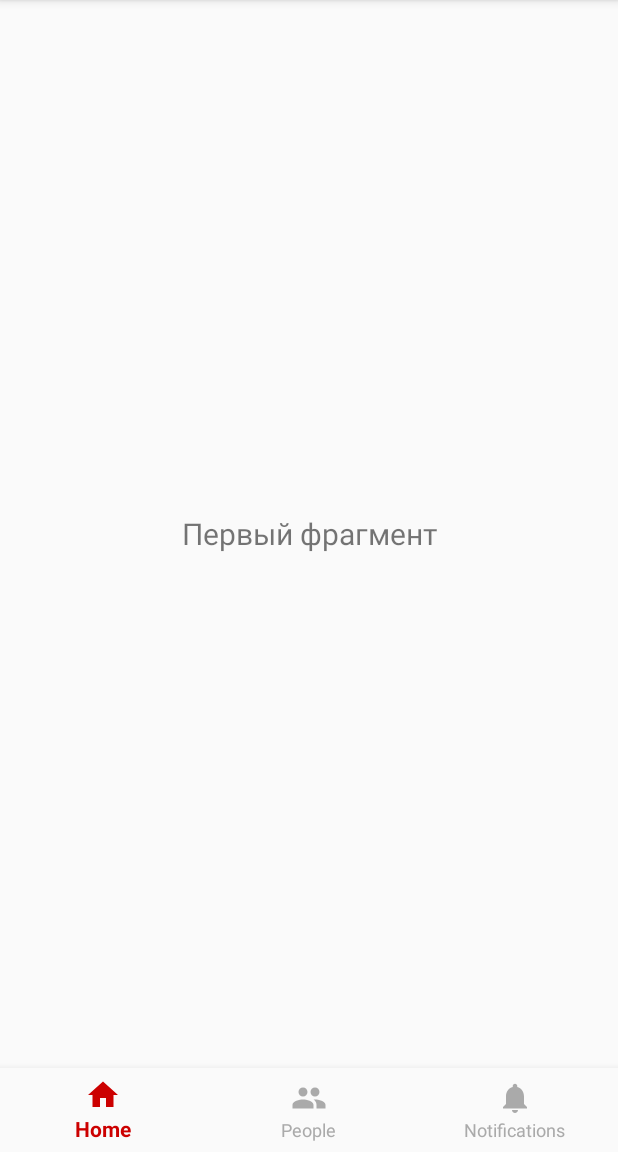
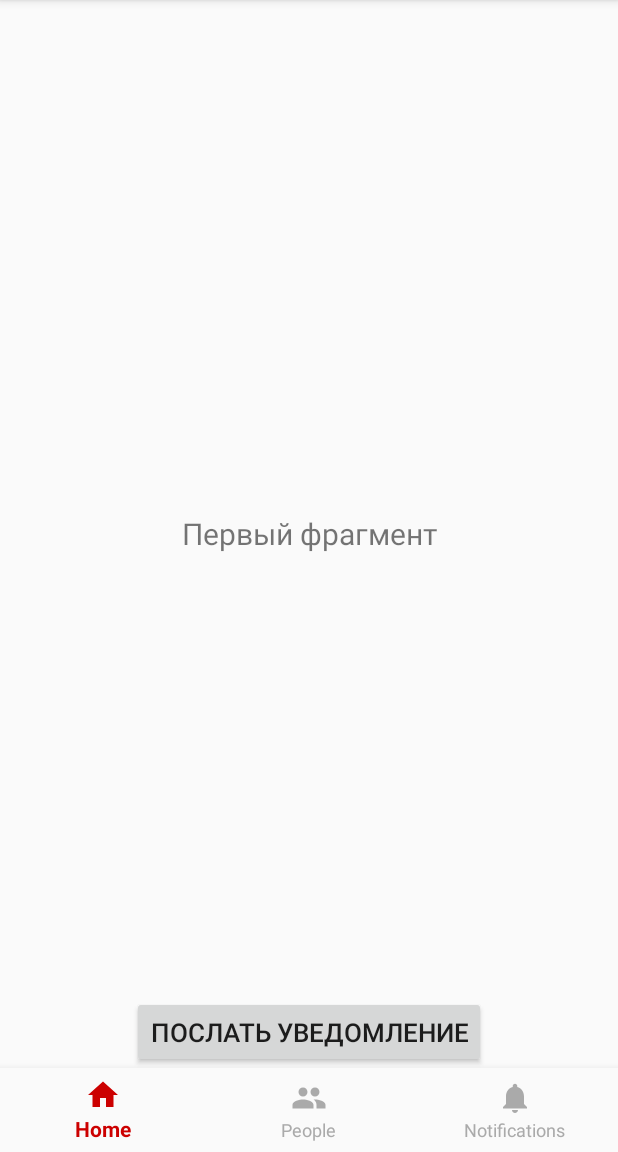
Before and after one commit to Ramiz713/androidHometaskKotlin, an Android app: the screen it shows after launch (MainActivity), on a phone screen of 412 x 824 dp, the part 84-1236 px from its top. Run offline under Robolectric (Android 15) with nearby library versions, the phone set to English and light mode, and no system bars.

```diff
--- a/app/src/main/java/com/itis2018hometask/itis2018hometask/FragmentEmpty.kt
+++ b/app/src/main/java/com/itis2018hometask/itis2018hometask/FragmentEmpty.kt
@@ -1,5 +1,4 @@
 package com.itis2018hometask.itis2018hometask
-
 
 import android.os.Bundle
 import android.support.v4.app.Fragment
--- a/app/src/main/java/com/itis2018hometask/itis2018hometask/FragmentPeople.kt
+++ b/app/src/main/java/com/itis2018hometask/itis2018hometask/FragmentPeople.kt
@@ -1,12 +1,10 @@
 package com.itis2018hometask.itis2018hometask
-
 
 import android.os.Bundle
 import android.support.v4.app.Fragment
 import android.support.v7.widget.LinearLayoutManager
 import android.support.v7.widget.RecyclerView
 import android.view.*
-
 
 class FragmentPeople : Fragment() {
 
--- a/app/src/main/java/com/itis2018hometask/itis2018hometask/FragmentViewPager.kt
+++ b/app/src/main/java/com/itis2018hometask/itis2018hometask/FragmentViewPager.kt
@@ -1,5 +1,4 @@
 package com.itis2018hometask.itis2018hometask
-
 
 import android.os.Bundle
 import android.support.design.widget.TabLayout
@@ -11,11 +10,9 @@ import android.view.LayoutInflater
 import android.view.View
 import android.view.ViewGroup
 
-
 class FragmentViewPager : Fragment() {
 
     fun newInstance(): FragmentViewPager = FragmentViewPager()
-
 
     override fun onCreateView(inflater: LayoutInflater, container: ViewGroup?,
                               savedInstanceState: Bundle?): View? {
--- a/app/src/main/res/layout/fragment_one.xml
+++ b/app/src/main/res/layout/fragment_one.xml
@@ -1,8 +1,9 @@
 <?xml version="1.0" encoding="utf-8"?>
-<FrameLayout xmlns:android="http://schemas.android.com/apk/res/android"
+<android.support.constraint.ConstraintLayout xmlns:android="http://schemas.android.com/apk/res/android"
     xmlns:tools="http://schemas.android.com/tools"
     android:layout_width="match_parent"
     android:layout_height="match_parent"
+    xmlns:app="http://schemas.android.com/apk/res-auto"
     tools:context=".FragmentEmpty">
 
     <TextView
@@ -13,4 +14,14 @@
         android:text="1 фрагмент"
         android:textSize="20sp" />
 
-</FrameLayout>
+    <Button
+        android:id="@+id/notification_btn"
+        android:layout_width="wrap_content"
+        android:layout_height="wrap_content"
+        android:text="Послать уведомление"
+        android:textSize="17sp"
+        app:layout_constraintBottom_toBottomOf="parent"
+        app:layout_constraintLeft_toLeftOf="parent"
+        app:layout_constraintRight_toRightOf="parent" />
+
+</android.support.constraint.ConstraintLayout>
--- a/app/src/main/res/values/styles.xml
+++ b/app/src/main/res/values/styles.xml
@@ -1,5 +1,4 @@
 <resources>
-
     <style name="AppTheme" parent="Theme.AppCompat.Light">
         <item name="colorPrimary">@color/colorPrimary</item>
         <item name="colorPrimaryDark">@color/colorPrimaryDark</item>
```
Also changed, not shown: app/src/main/java/com/itis2018hometask/itis2018hometask/PeopleAdapter.kt (line endings or trailing spaces).
